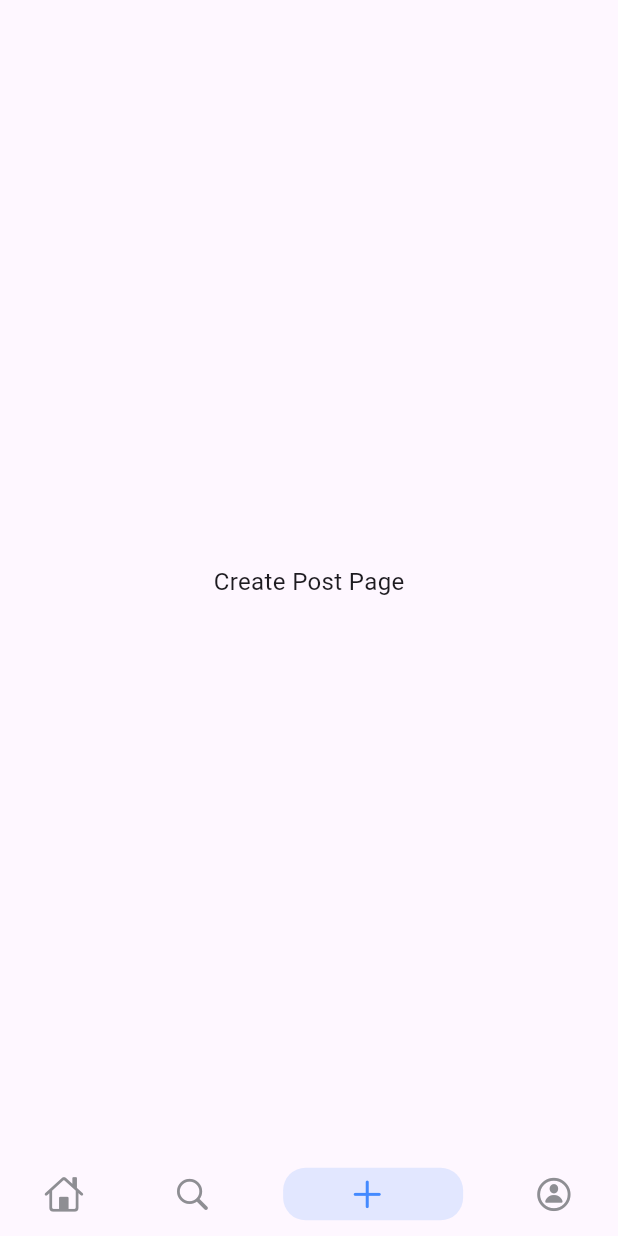
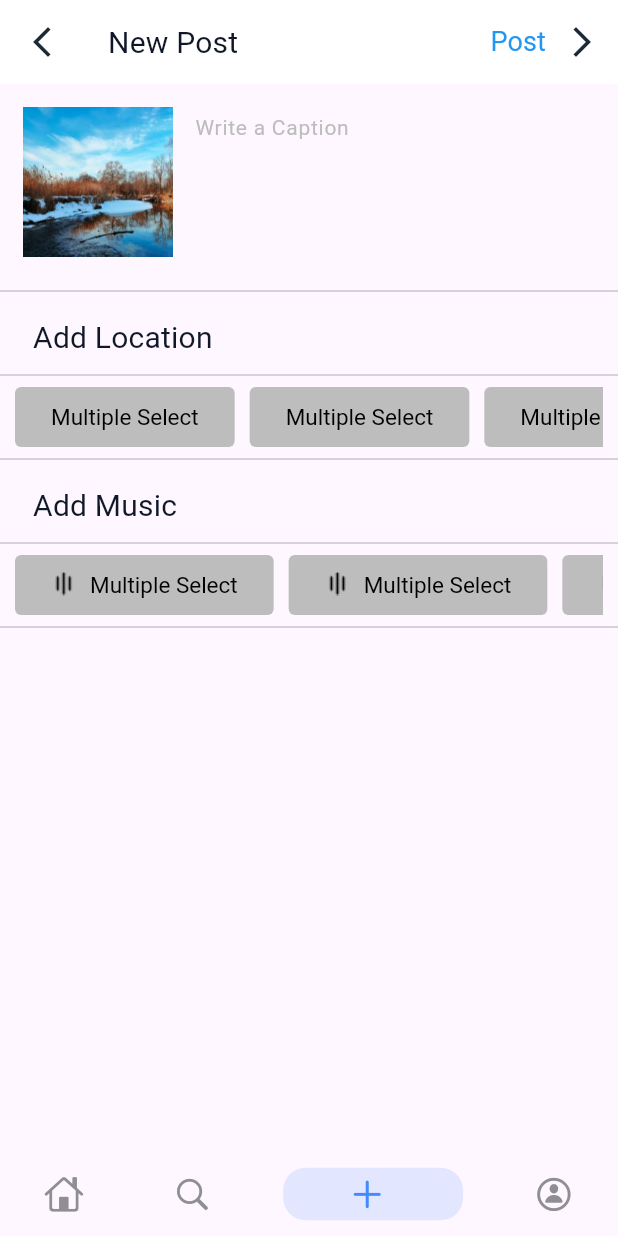
Before and after one commit to Hasan082/TalkBurst-Social, a Flutter app: the screen it shows after launch, item 3 of the bottom bar chosen, on a phone screen of 412 x 824 dp. Run offline on Flutter 3.47's test engine with Material 3 defaults, Android fonts, the phone set to English and light mode, and no system bars; drawn by our look-alikes of persistent_bottom_nav_bar; our stand-ins replace device_preview, get, package_info_plus; network calls fail.

Commit message:
New Post Screen/page Added

```diff
--- a/lib/views/dashboard_page.dart
+++ b/lib/views/dashboard_page.dart
@@ -2,6 +2,7 @@ import 'package:flutter/cupertino.dart';
 import 'package:flutter/material.dart';
 import 'package:persistent_bottom_nav_bar/persistent_tab_view.dart';
 import 'package:talkbrust/views/home/home_page.dart';
+import 'package:talkbrust/views/new_post_page.dart';
 import 'package:talkbrust/views/post/create_post.dart';
 import 'package:talkbrust/views/search/search_page.dart';
 import 'package:talkbrust/views/user/user_profile_screen.dart';
@@ -20,7 +21,7 @@ class _DashboardScreenState extends State<DashboardScreen> {
     return const [
       HomePage(),
       SearchPage(),
-      CreatePostPage(),
+      NewPostPage(),
       UserProfileScreen(),
     ];
   }
--- /dev/null
+++ b/lib/views/new_post_page.dart
@@ -0,0 +1,227 @@
+import 'package:flutter/material.dart';
+import 'package:get/get.dart';
+import 'package:get/get_core/src/get_main.dart';
+class NewPostPage extends StatefulWidget {
+  const NewPostPage({super.key});
+
+  @override
+  State<NewPostPage> createState() => _NewPostPageState();
+}
+
+class _NewPostPageState extends State<NewPostPage> {
+  final TextEditingController _writeCaptionController=TextEditingController();
+  @override
+  Widget build(BuildContext context) {
+
+    return Scaffold(
+      appBar: appBar(context),
+      body:Column(
+        crossAxisAlignment: CrossAxisAlignment.start,
+        mainAxisAlignment: MainAxisAlignment.start,
+        children: [
+          writePost(_writeCaptionController),
+          const Divider(),
+          addText(context,"Add Location"),
+          const Divider(),
+          addLocationButton,
+          const Divider(),
+          addText(context,"Add Music"),
+          const Divider(),
+          addMusicButton,
+          const Divider(),
+        ],
+      ),
+
+    );
+  }
+
+//===============================================================================
+
+  AppBar appBar(BuildContext context) {
+    return AppBar(
+      leading: IconButton(
+        icon: const Icon(
+          Icons.arrow_back_ios_new_outlined,
+          color: Color.fromRGBO(29, 41, 57, 1),
+        ),
+        onPressed: () {
+          Get.back();
+        },
+      ),
+      title:Text("New Post",style: Theme.of(context).textTheme.titleMedium,) ,
+      actions: [
+        Center(child: Text("Post",style:Theme.of(context).textTheme.titleSmall?.apply(color: Colors.blue),)),
+        IconButton(
+          icon: const Icon(
+            Icons.arrow_forward_ios,
+            color: Color.fromRGBO(29, 41, 57, 1),
+          ),
+          onPressed: () {
+
+          },
+        ),
+
+      ],
+    );
+  }
+}
+
+Padding writePost(controller){
+  return Padding(
+    padding: const EdgeInsets.all(15.0),
+    child: SizedBox(
+      height: 100,
+      child: Row(
+        crossAxisAlignment: CrossAxisAlignment.start,
+        mainAxisAlignment: MainAxisAlignment.start,
+        children: [
+          Image.asset("assets/images/page_image.JPG",width: 100,height: 100,fit: BoxFit.fill,),
+
+          Expanded(
+            child: TextFormField(
+              controller: controller,
+              decoration: const InputDecoration(
+                  hintText: "Write a Caption",
+                  border: InputBorder.none,
+                  focusedBorder: InputBorder.none,
+                  enabledBorder: InputBorder.none,
+                  errorBorder: InputBorder.none,
+                  disabledBorder: InputBorder.none,
+                  contentPadding: EdgeInsets.symmetric(horizontal: 15,vertical: 2)
+              ),
+              maxLines: 10,
+            ),
+          )
+        ],
+      ),
+
+    ),
+  );
+}
+
+SizedBox addText(context,text){
+  return  SizedBox(
+    height: 40,
+    child: Padding(
+      padding: const EdgeInsets.symmetric(horizontal: 10),
+      child: TextButton(onPressed: (){}, child: Text(text,style:Theme.of(context).textTheme.titleMedium,)),
+    ),
+  );
+}
+
+SizedBox get addLocationButton{
+  return SizedBox(
+    height: 40,
+    child: Padding(
+      padding: const EdgeInsets.symmetric(horizontal: 10),
+      child: SingleChildScrollView(
+        scrollDirection: Axis.horizontal,
+        child: Row(
+          children: [
+            ElevatedButton(
+                onPressed: (){},
+                style: ElevatedButton.styleFrom(
+                    backgroundColor: Colors.grey.shade400
+                ),
+                child: const Text("Multiple Select",style:TextStyle(
+                    fontSize: 15,
+                    color: Colors.black
+                ),)
+            ),
+            const SizedBox(width: 10,),
+            ElevatedButton(
+                onPressed: (){},
+                style: ElevatedButton.styleFrom(
+                    backgroundColor: Colors.grey.shade400
+                ),
+                child: const Text("Multiple Select",style:TextStyle(
+                    fontSize: 15,
+                    color: Colors.black
+                ),)
+            ),
+            const SizedBox(width: 10,),
+            ElevatedButton(
+                onPressed: (){},
+                style: ElevatedButton.styleFrom(
+                    backgroundColor: Colors.grey.shade400
+                ),
+                child: const Text("Multiple Select",style:TextStyle(
+                    fontSize: 15,
+                    color: Colors.black
+                ),)
+            ),
+          ],
+        ),
+      ),
+    ),
+  );
+}
+
+SizedBox get addMusicButton{
+  return  SizedBox(
+    height: 40,
+    child: Padding(
+      padding: const EdgeInsets.symmetric(horizontal: 10),
+      child: SingleChildScrollView(
+        scrollDirection: Axis.horizontal,
+        child: Row(
+          children: [
+            ElevatedButton(
+                onPressed: (){},
+                style: ElevatedButton.styleFrom(
+                    backgroundColor: Colors.grey.shade400
+                ),
+
+                child:  Wrap(
+                  children: [
+                    Image.asset("assets/images/music.png"),
+                    const SizedBox(width: 10,),
+                    const Text("Multiple Select",style:TextStyle(
+                        fontSize: 15,
+                        color: Colors.black
+                    ),),
+                  ],
+                )
+            ),
+            const SizedBox(width: 10,),
+            ElevatedButton(
+                onPressed: (){},
+                style: ElevatedButton.styleFrom(
+                    backgroundColor: Colors.grey.shade400
+                ),
+
+                child:  Wrap(
+                  children: [
+                    Image.asset("assets/images/music.png"),
+                    const SizedBox(width: 10,),
+                    const Text("Multiple Select",style:TextStyle(
+                        fontSize: 15,
+                        color: Colors.black
+                    ),),
+                  ],
+                )
+            ),
+            const SizedBox(width: 10,),
+            ElevatedButton(
+                onPressed: (){},
+                style: ElevatedButton.styleFrom(
+                    backgroundColor: Colors.grey.shade400
+                ),
+
+                child:  Wrap(
+                  children: [
+                    Image.asset("assets/images/music.png"),
+                    const SizedBox(width: 10,),
+                    const Text("Multiple Select",style:TextStyle(
+                        fontSize: 15,
+                        color: Colors.black
+                    ),),
+                  ],
+                )
+            ),
+          ],
+        ),
+      ),
+    ),
+  );
+}
```
Also changed, not shown: assets/images/music.png (added).
